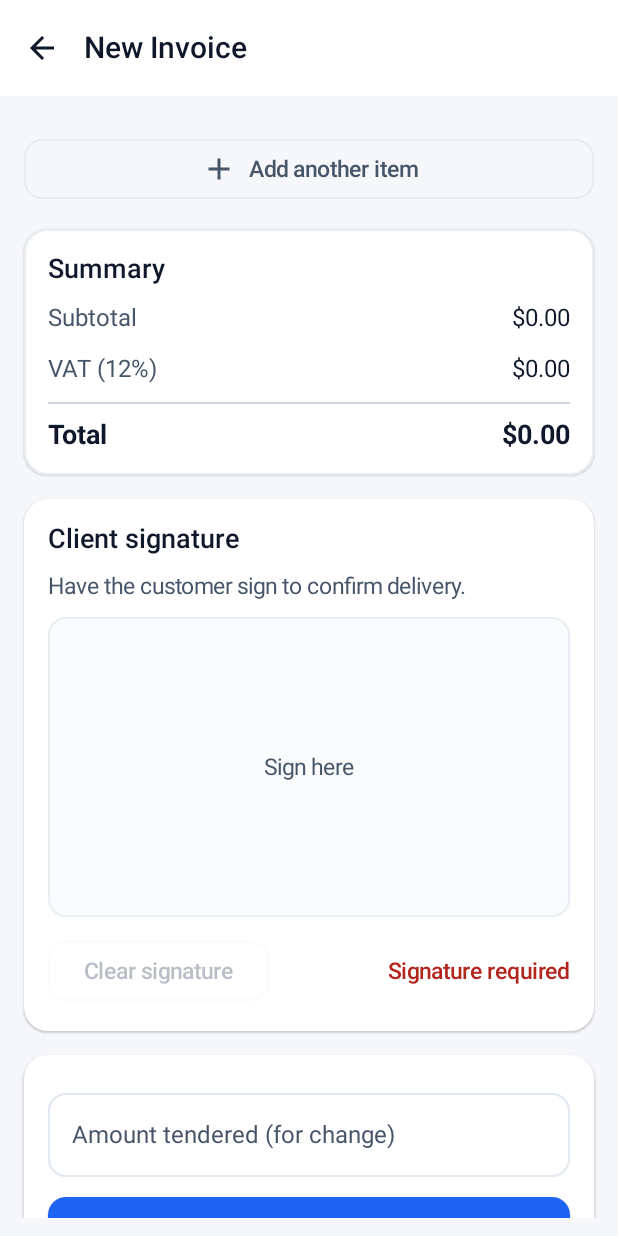
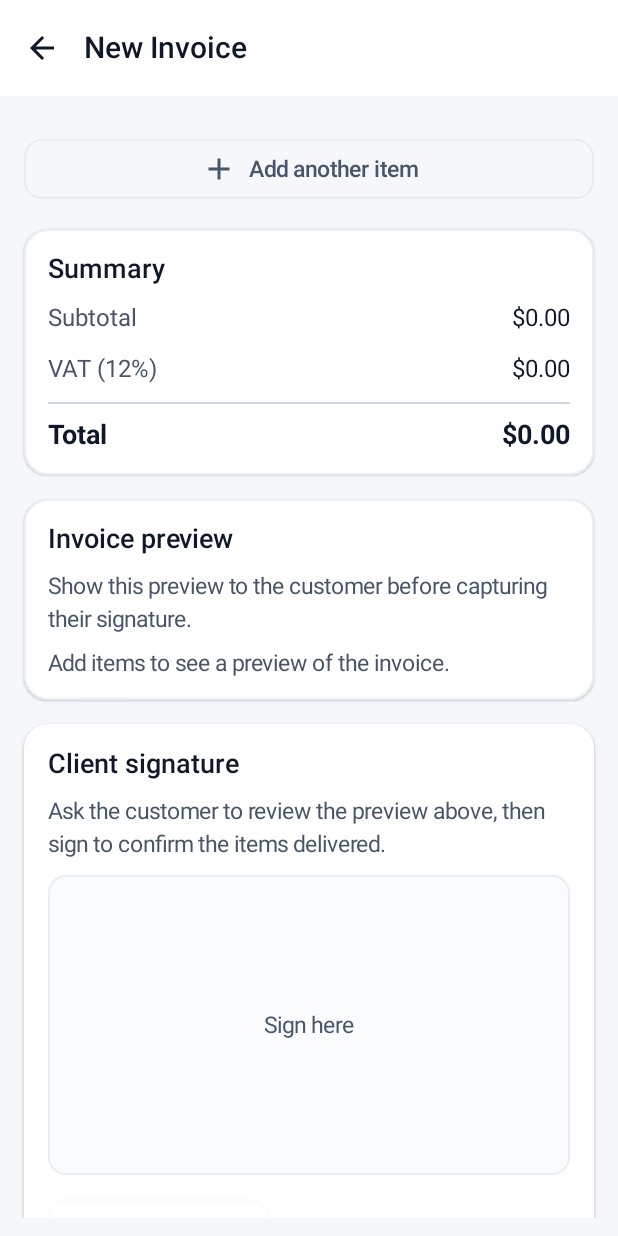
Before and after one commit to scotsalazar/kiapat-app, an Android app built with Jetpack Compose: the CreateInvoiceScreen screen opened through its navigation route, scrolled down 514 dp, on a phone screen of 412 x 824 dp. Run offline under Robolectric (Android 15) with nearby library versions, the phone set to English and light mode, and no system bars; libraries missing offline, so code that uses them is left out: com.jakewharton.retrofit2; network calls fail.

Commit message:
Add preview step before capturing invoice signatures

```diff
--- a/android/app/src/main/java/com/kiapat/mobile/ui/screens/invoice/CreateInvoiceScreen.kt
+++ b/android/app/src/main/java/com/kiapat/mobile/ui/screens/invoice/CreateInvoiceScreen.kt
@@ -310,6 +310,15 @@ fun CreateInvoiceScreen(
                     }
 
                     item {
+                        InvoicePreviewCard(
+                            items = state.items,
+                            pricedClassifications = state.pricedClassifications,
+                            numberFormatter = numberFormatter,
+                            grandTotal = state.grandTotal,
+                        )
+                    }
+
+                    item {
                         Card(
                             modifier = Modifier.fillMaxWidth(),
                             shape = RoundedCornerShape(16.dp),
@@ -322,7 +331,7 @@ fun CreateInvoiceScreen(
                             ) {
                                 Text("Client signature", style = MaterialTheme.typography.titleMedium)
                                 Text(
-                                    "Have the customer sign to confirm delivery.",
+                                    "Ask the customer to review the preview above, then sign to confirm the items delivered.",
                                     style = MaterialTheme.typography.bodyMedium,
                                     color = MaterialTheme.colorScheme.onSurfaceVariant,
                                 )
@@ -543,6 +552,109 @@ private fun SummarySection(subtotal: Double, vat: Double, total: Double, numberF
     }
 }
 
+@Composable
+private fun InvoicePreviewCard(
+    items: List<InvoiceLineInput>,
+    pricedClassifications: List<PricedClassification>,
+    numberFormatter: NumberFormat,
+    grandTotal: Double,
+) {
+    val pricedMap = remember(pricedClassifications) { pricedClassifications.associateBy { it.priceId } }
+    Card(
+        shape = RoundedCornerShape(16.dp),
+        colors = CardDefaults.cardColors(containerColor = MaterialTheme.colorScheme.surface),
+        elevation = CardDefaults.cardElevation(defaultElevation = 1.dp),
+        modifier = Modifier
+            .fillMaxWidth()
+            .border(
+                width = 1.dp,
+                color = MaterialTheme.colorScheme.outline.copy(alpha = 0.7f),
+                shape = RoundedCornerShape(16.dp),
+            ),
+    ) {
+        Column(
+            modifier = Modifier.padding(16.dp),
+            verticalArrangement = Arrangement.spacedBy(12.dp),
+        ) {
+            Text("Invoice preview", style = MaterialTheme.typography.titleMedium)
+            Text(
+                "Show this preview to the customer before capturing their signature.",
+                style = MaterialTheme.typography.bodyMedium,
+                color = MaterialTheme.colorScheme.onSurfaceVariant,
+            )
+
+            if (items.isEmpty()) {
+                Text(
+                    "Add items to see a preview of the invoice.",
+                    style = MaterialTheme.typography.bodyMedium,
+                    color = MaterialTheme.colorScheme.onSurfaceVariant,
+                )
+            } else {
+                Column(verticalArrangement = Arrangement.spacedBy(10.dp)) {
+                    items.forEachIndexed { index, item ->
+                        val priced = item.selectedPriceId?.let { pricedMap[it] }
+                        val qty = item.quantity.toIntOrNull() ?: 0
+                        val lineTotal = priced?.price?.pricePerUnit?.times(qty) ?: 0.0
+                        Column(verticalArrangement = Arrangement.spacedBy(4.dp)) {
+                            Row(
+                                modifier = Modifier.fillMaxWidth(),
+                                horizontalArrangement = Arrangement.SpaceBetween,
+                            ) {
+                                Text(
+                                    priced?.label ?: "Item ${index + 1}",
+                                    style = MaterialTheme.typography.bodyLarge,
+                                    fontWeight = FontWeight.Medium,
+                                )
+                                Text(
+                                    numberFormatter.format(lineTotal),
+                                    style = MaterialTheme.typography.bodyLarge,
+                                )
+                            }
+                            Row(
+                                modifier = Modifier.fillMaxWidth(),
+                                horizontalArrangement = Arrangement.SpaceBetween,
+                            ) {
+                                Text(
+                                    if (priced != null) "Qty $qty @ ${numberFormatter.format(priced.price.pricePerUnit)}" else "Pending selection",
+                                    style = MaterialTheme.typography.bodySmall,
+                                    color = MaterialTheme.colorScheme.onSurfaceVariant,
+                                )
+                                if (priced == null || qty <= 0) {
+                                    Text(
+                                        "Incomplete",
+                                        style = MaterialTheme.typography.labelMedium,
+                                        color = MaterialTheme.colorScheme.error,
+                                    )
+                                }
+                            }
+                        }
+                        if (index < items.lastIndex) {
+                            Divider(color = MaterialTheme.colorScheme.outline.copy(alpha = 0.2f))
+                        }
+                    }
+
+                    Divider()
+                    Row(
+                        modifier = Modifier.fillMaxWidth(),
+                        horizontalArrangement = Arrangement.SpaceBetween,
+                    ) {
+                        Text(
+                            "Total to collect",
+                            style = MaterialTheme.typography.bodyLarge,
+                            fontWeight = FontWeight.SemiBold,
+                        )
+                        Text(
+                            numberFormatter.format(grandTotal),
+                            style = MaterialTheme.typography.titleMedium,
+                            fontWeight = FontWeight.Bold,
+                        )
+                    }
+                }
+            }
+        }
+    }
+}
+
 
 private suspend fun fetchAndSetLocation(
     locationClient: FusedLocationProviderClient,
```
